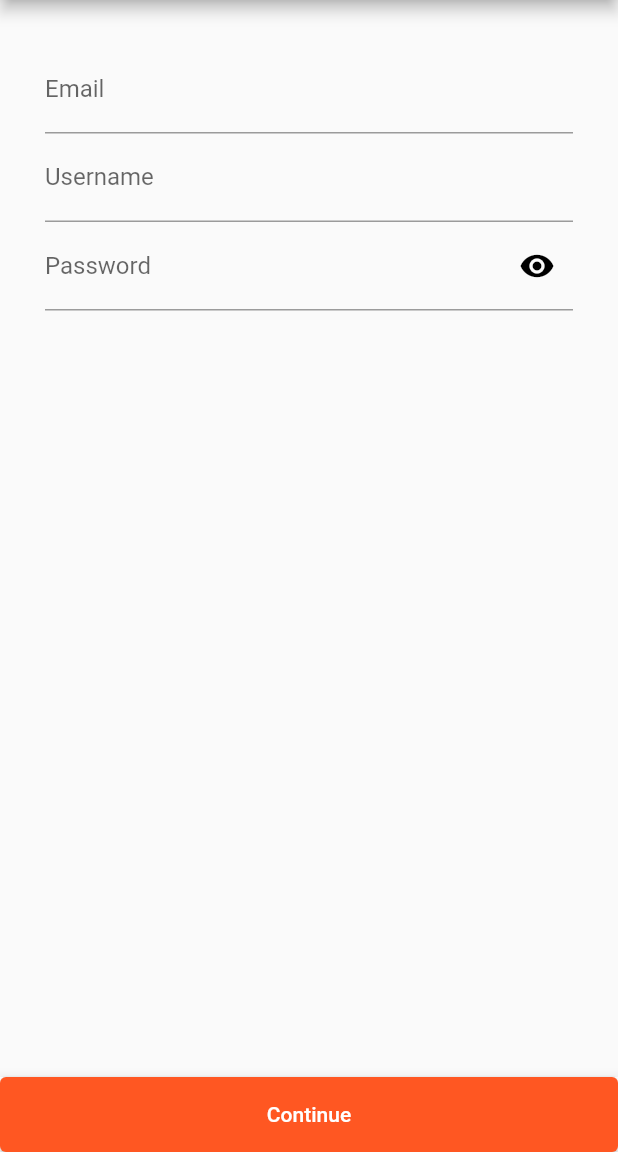
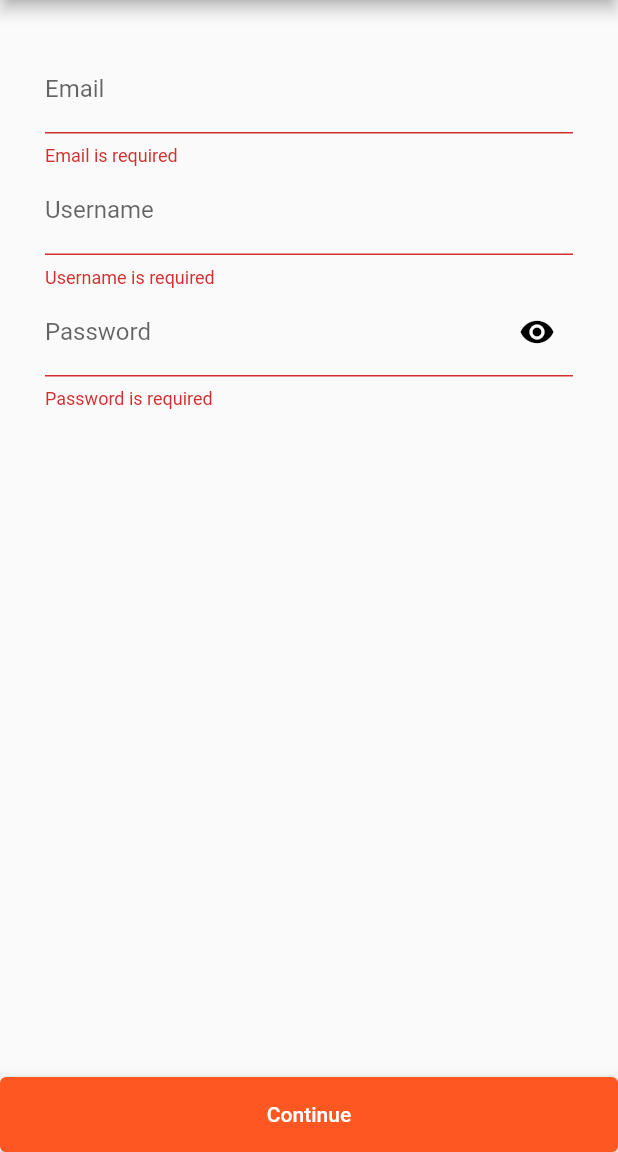
Before and after one commit to AliLRS/Reddit-Flutter-App, a Flutter app: the screen it shows after launch, after a tap on "Sign Up", after a tap on "Continue", on a phone screen of 412 x 824 dp, the part 84-1236 px from its top. Run offline on Flutter 3.47's test engine with Material 2 defaults, Android fonts, the phone set to English and light mode, and no system bars; our stand-ins replace fluttertoast.

Commit message:
fetching validation and errors with toast

```diff
--- a/lib/login_page.dart
+++ b/lib/login_page.dart
@@ -9,9 +9,15 @@ class LoginPage extends StatefulWidget {
 }
 
 class _LoginPageState extends State<LoginPage> {
-  TextEditingController _usernameController;
-  TextEditingController _passwordController;
-  bool _passwordVisibility = false;
+  TextEditingController _usernameController, _passwordController;
+  bool _passwordVisibility = false, firstEntry = true;
+  @override
+  void initState() {
+    super.initState();
+    _usernameController = TextEditingController();
+    _passwordController = TextEditingController();
+  }
+
   @override
   Widget build(BuildContext context) {
     return Scaffold(
@@ -37,8 +43,9 @@ class _LoginPageState extends State<LoginPage> {
           children: [
             TextField(
               controller: _usernameController,
-              decoration: const InputDecoration(
+              decoration: InputDecoration(
                 labelText: 'Username',
+                errorText: validateUsername(_usernameController.text),
               ),
               keyboardType: TextInputType.emailAddress,
             ),
@@ -46,6 +53,7 @@ class _LoginPageState extends State<LoginPage> {
               controller: _passwordController,
               decoration: InputDecoration(
                 labelText: 'Password',
+                errorText: validatePassword(_passwordController.text),
                 suffixIcon: IconButton(
                   icon: Icon(
                     Icons.remove_red_eye,
@@ -68,10 +76,34 @@ class _LoginPageState extends State<LoginPage> {
       bottomNavigationBar: BottomAppBar(
         child: SizedBox(
           height: 50,
-          child:
-              ElevatedButton(child: const Text('Continue'), onPressed: () {}),
+          child: ElevatedButton(
+              child: const Text('Continue'),
+              onPressed: () {
+                setState(() {
+                  firstEntry = false;
+                  if (validateUsername(_usernameController.text) == null &&
+                      validatePassword(_passwordController.text) == null) {
+                    Navigator.pushReplacement(context,
+                        MaterialPageRoute(builder: (context) => SignupPage()));
+                  }
+                });
+              }),
         ),
       ),
     );
   }
+
+  String validateUsername(String value) {
+    if (value.isEmpty && !firstEntry) {
+      return 'Username is required';
+    }
+    return null;
+  }
+
+  String validatePassword(String value) {
+    if (value.isEmpty && !firstEntry) {
+      return 'Password is required';
+    }
+    return null;
+  }
 }
--- a/lib/signup_page.dart
+++ b/lib/signup_page.dart
@@ -1,5 +1,6 @@
 import 'package:flutter/material.dart';
 import 'package:reddit/login_page.dart';
+import 'package:fluttertoast/fluttertoast.dart';
 
 class SignupPage extends StatefulWidget {
   const SignupPage({Key key}) : super(key: key);
@@ -12,7 +13,15 @@ class _SignupPageState extends State<SignupPage> {
   TextEditingController _emailController,
       _usernameController,
       _passwordController;
-  bool _passwordVisibility = false;
+  bool _passwordVisibility = false, firstEntry = true;
+  @override
+  void initState() {
+    super.initState();
+    _emailController = TextEditingController();
+    _usernameController = TextEditingController();
+    _passwordController = TextEditingController();
+  }
+
   @override
   Widget build(BuildContext context) {
     return Scaffold(
@@ -40,9 +49,7 @@ class _SignupPageState extends State<SignupPage> {
               controller: _emailController,
               decoration: InputDecoration(
                 labelText: 'Email',
-                errorText: _emailController == null
-                    ? null
-                    : validateEmail(_emailController.text),
+                errorText: validateEmail(_emailController.text),
               ),
               keyboardType: TextInputType.emailAddress,
             ),
@@ -50,6 +57,7 @@ class _SignupPageState extends State<SignupPage> {
               controller: _usernameController,
               decoration: InputDecoration(
                 labelText: 'Username',
+                errorText: validateUsername(_usernameController.text),
               ),
               keyboardType: TextInputType.emailAddress,
             ),
@@ -57,9 +65,8 @@ class _SignupPageState extends State<SignupPage> {
               controller: _passwordController,
               decoration: InputDecoration(
                 labelText: 'Password',
-                errorText: _passwordController == null
-                    ? null
-                    : validatePassword(_passwordController.text),
+                errorText: validatePassword(_passwordController.text),
+                errorMaxLines: 3,
                 suffixIcon: IconButton(
                   icon: Icon(
                     Icons.remove_red_eye,
@@ -82,34 +89,61 @@ class _SignupPageState extends State<SignupPage> {
       bottomNavigationBar: BottomAppBar(
         child: SizedBox(
           height: 50,
-          child:
-              ElevatedButton(child: const Text('Continue'), onPressed: () {}),
+          child: ElevatedButton(
+              child: const Text('Continue'),
+              onPressed: () {
+                setState(() {
+                  firstEntry = false;
+                  if (validateEmail(_emailController.text) == null &&
+                      validateUsername(_usernameController.text) == null &&
+                      validatePassword(_passwordController.text) == null) {
+                    Fluttertoast.showToast(
+                        msg: 'Sign up was successful',
+                        toastLength: Toast.LENGTH_SHORT,
+                        gravity: ToastGravity.TOP,
+                        timeInSecForIosWeb: 1,
+                        backgroundColor: Colors.white,
+                        textColor: Colors.deepOrange,
+                        fontSize: 16.0);
+                    Navigator.pushReplacement(context,
+                        MaterialPageRoute(builder: (context) => LoginPage()));
+                  }
+                });
+              }),
         ),
       ),
     );
   }
 
-  String validatePassword(String value) {
-    RegExp regex = RegExp(r'^(?=.*?[A-Z])(?=.*?[a-z])(?=.*?[0-9]).{8,}$');
-    if (value.isEmpty) {
-      return 'Please enter password';
+  String validateEmail(String value) {
+    RegExp regex = RegExp(
+        r"^[a-zA-Z0-9.a-zA-Z0-9.!#$%&'*+-/=?^_`{|}~]+@[a-zA-Z0-9]+\.[a-zA-Z]+");
+    if (value.isEmpty && !firstEntry) {
+      return 'Email is required';
     } else {
-      if (!regex.hasMatch(value)) {
-        return 'Enter valid password';
+      if (!regex.hasMatch(value) && !firstEntry) {
+        return 'Please enter a valid email';
       } else {
         return null;
       }
     }
   }
 
-  String validateEmail(String value) {
-    RegExp regex = RegExp(
-        r"^[a-zA-Z0-9.a-zA-Z0-9.!#$%&'*+-/=?^_`{|}~]+@[a-zA-Z0-9]+\.[a-zA-Z]+");
-    if (value.isEmpty) {
-      return 'Please enter email';
+  String validateUsername(String value) {
+    if (value.isEmpty && !firstEntry) {
+      return 'Username is required';
     } else {
-      if (!regex.hasMatch(value)) {
-        return 'Enter valid email';
+      return null;
+    }
+  }
+
+  String validatePassword(String value) {
+    RegExp regex = RegExp(r'^(?=.*?[A-Z])(?=.*?[a-z])(?=.*?[0-9]).{8,}$');
+    if (value.isEmpty && !firstEntry) {
+      return 'Password is required';
+    } else {
+      if (!regex.hasMatch(value) && !firstEntry) {
+        return 'Password must have contain at least one uppercase, one lowercase, one number and at least 8 characters';
       } else {
         return null;
       }
--- a/pubspec.yaml
+++ b/pubspec.yaml
@@ -27,6 +27,7 @@ environment:
 # the latest version available on pub.dev. To see which dependencies have newer
 # versions available, run `flutter pub outdated`.
 dependencies:
+  fluttertoast: ^8.0.7
   flutter:
     sdk: flutter
 
```
Also changed, not shown: pubspec.lock.
